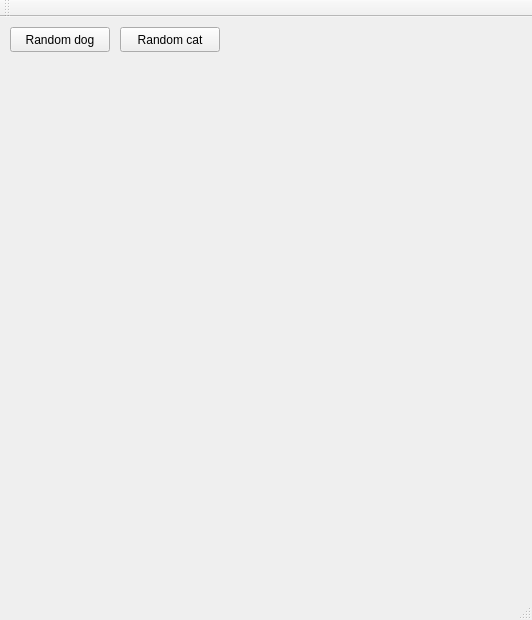
Before: the Qt Designer form RandomPics/RandomPics.ui in EugW/RandomPics, drawn with Qt 5.
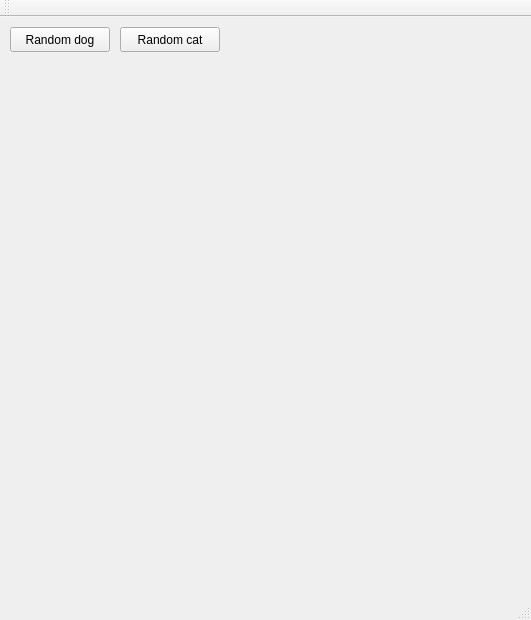
After: the same form once the commit is applied.

```diff
--- a/RandomPics/RandomPics.ui
+++ b/RandomPics/RandomPics.ui
@@ -6,7 +6,7 @@
    <rect>
     <x>0</x>
     <y>0</y>
-    <width>532</width>
+    <width>531</width>
     <height>620</height>
    </rect>
   </property>
```
Left out of the diff: 41 changed lines with no effect on the pictures.
